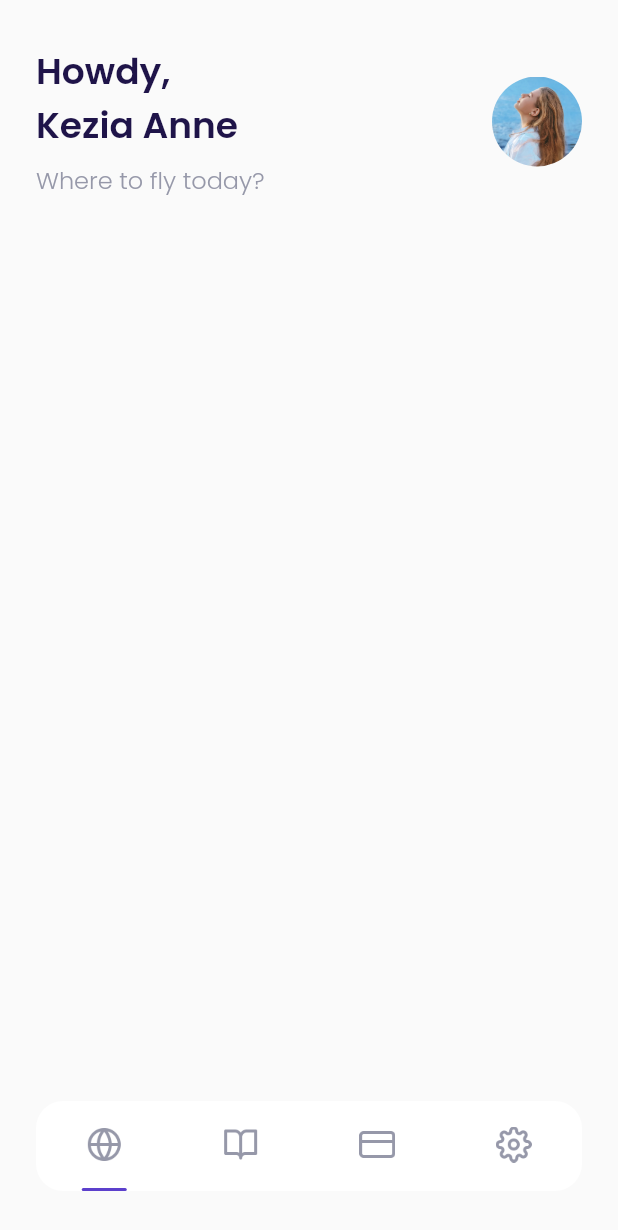
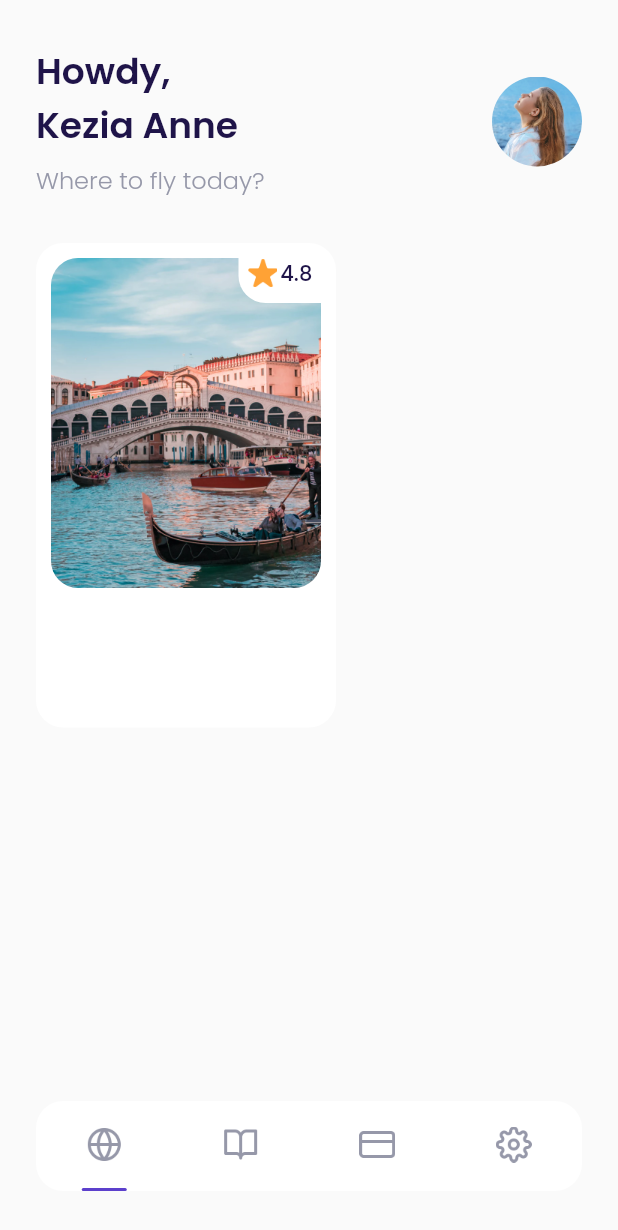
Before and after one commit to chaedirdwiantara/airplaneFlutter, a Flutter app: the MainPage screen opened by its route, on a phone screen of 412 x 824 dp. Shown: the top 1230 px of the screen. Run offline on Flutter 3.47's test engine with Material 2 defaults, Android fonts, the phone set to English and light mode, and no system bars; our stand-ins replace google_fonts.

Commit message:
slicing card home

```diff
--- a/lib/ui/pages/home_page.dart
+++ b/lib/ui/pages/home_page.dart
@@ -55,8 +55,80 @@ class HomePage extends StatelessWidget {
       );
     }
 
+    Widget popularDestinations() {
+      return Container(
+        margin: const EdgeInsets.only(top: 30),
+        child: Row(
+          children: [
+            Container(
+              width: 200,
+              height: 323,
+              margin: EdgeInsets.only(
+                left: defaultMargin,
+              ),
+              padding: const EdgeInsets.all(10),
+              decoration: BoxDecoration(
+                borderRadius: BorderRadius.circular(18),
+                color: kWhiteColor,
+              ),
+              child: Column(
+                children: [
+                  Container(
+                    width: 180,
+                    height: 220,
+                    decoration: BoxDecoration(
+                      borderRadius: BorderRadius.circular(18),
+                      image: const DecorationImage(
+                        image: AssetImage('assets/image_destination1.png'),
+                      ),
+                    ),
+                    child: Align(
+                      alignment: Alignment.topRight,
+                      child: Container(
+                        width: 55,
+                        height: 30,
+                        decoration: BoxDecoration(
+                          color: kWhiteColor,
+                          borderRadius: const BorderRadius.only(
+                            bottomLeft: Radius.circular(18),
+                          ),
+                        ),
+                        child: Row(
+                            mainAxisAlignment: MainAxisAlignment.center,
+                            crossAxisAlignment: CrossAxisAlignment.start,
+                            children: [
+                              Container(
+                                width: 20,
+                                height: 20,
+                                margin: const EdgeInsets.only(right: 2),
+                                decoration: const BoxDecoration(
+                                  image: DecorationImage(
+                                    image: AssetImage('assets/icon_star.png'),
+                                  ),
+                                ),
+                              ),
+                              Text(
+                                '4.8',
+                                style: blackTextStyle.copyWith(
+                                    fontWeight: medium, fontSize: 14),
+                              )
+                            ]),
+                      ),
+                    ),
+                  )
+                ],
+              ),
+            )
+          ],
+        ),
+      );
+    }
+
     return ListView(
-      children: [header()],
+      children: [
+        header(),
+        popularDestinations(),
+      ],
     );
   }
 }
```
